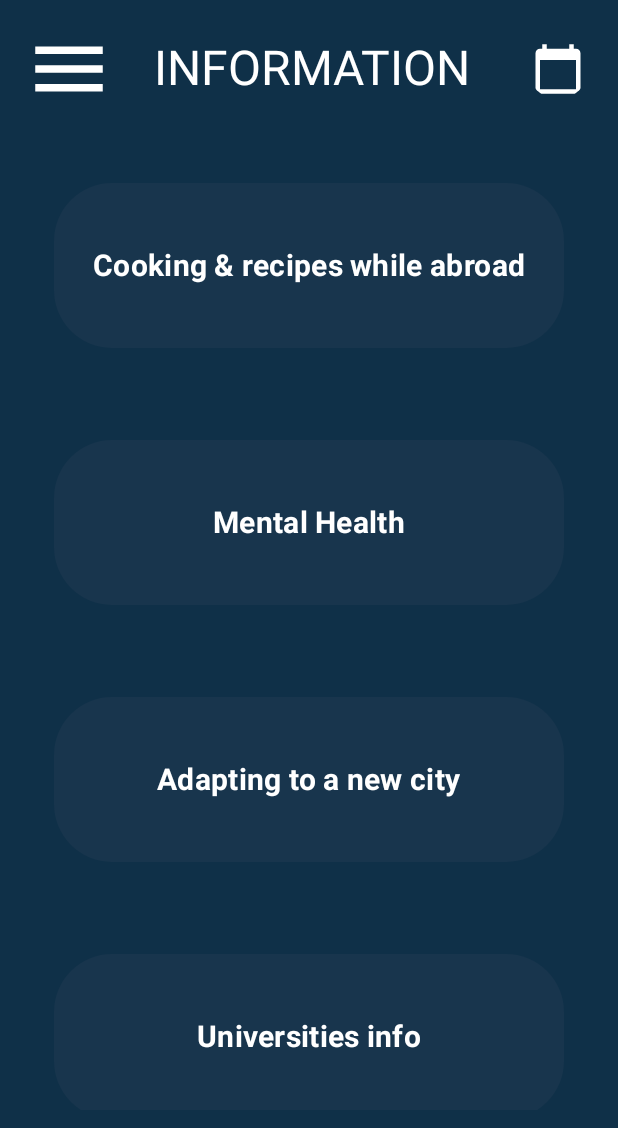
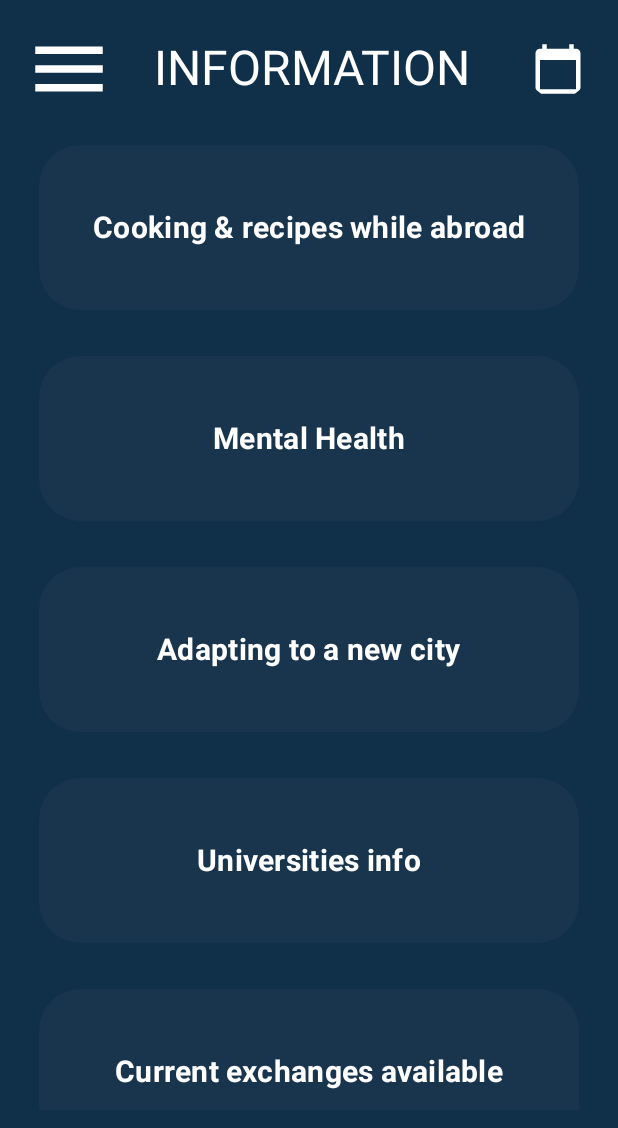
Before and after one commit to ISIS3510-Team-22/kotlin-app, an Android app built with Jetpack Compose: the InformationScreen screen opened through its navigation route, on a phone screen of 412 x 824 dp. Shown: the top 1128 px of the screen. Run offline under Robolectric (Android 15) with nearby library versions, the phone set to English and light mode, and no system bars; our stand-ins replace Dagger/Hilt's generated code, Firebase (no records; nobody signed in at launch, a user with empty details on screens opened directly); libraries missing offline, so code that uses them is left out: com.lottiefiles.dotlottie; missing, so only their content is drawn: ExchangeAppTheme; 2 statements that could not run were skipped.

Commit message:
Minor refactor to info screen

```diff
--- a/app/src/main/java/com/example/exchangeapp/screens/information/InformationScreen.kt
+++ b/app/src/main/java/com/example/exchangeapp/screens/information/InformationScreen.kt
@@ -59,7 +59,7 @@ fun InformationScreen(
 
         LazyColumn(modifier = Modifier.padding(bottom = 68.dp)) {
             items(buttontexts) { label ->
-                Spacer(Modifier.padding(15.dp))
+                Spacer(Modifier.padding(5.dp))
                 InfoButton(text = label, onButtonClick = { labels[label]?.let {
                     viewModel.onSubViewClick(
                         it,open)
@@ -74,9 +74,9 @@ fun InformationScreen(
 fun InfoButton(text: String, onButtonClick:()-> Unit, modifier: Modifier = Modifier) {
     Button(
         onClick = onButtonClick,
-        shape = RoundedCornerShape(35),
+        shape = RoundedCornerShape(25),
         modifier = modifier
-            .padding(horizontal = 20.dp, vertical = 15.dp)
+            .padding(horizontal = 10.dp, vertical = 10.dp)
             .fillMaxWidth()
             .height(110.dp),
         colors = ButtonColors(
```
